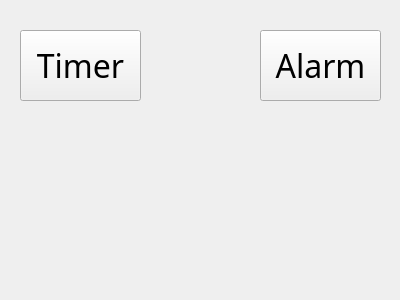
Above: addwindow.ui from LukiancenkoL/sem3lab2 before the change. Below: the same form after it.
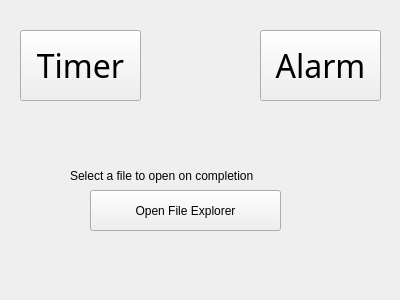
That is the form after the change.

Diff of the .ui file:
```diff
--- a/addwindow.ui
+++ b/addwindow.ui
@@ -51,6 +51,32 @@
     <string>Alarm</string>
    </property>
   </widget>
+  <widget class="QPushButton" name="fileSelect">
+   <property name="geometry">
+    <rect>
+     <x>90</x>
+     <y>190</y>
+     <width>191</width>
+     <height>41</height>
+    </rect>
+   </property>
+   <property name="text">
+    <string>Open File Explorer</string>
+   </property>
+  </widget>
+  <widget class="QLabel" name="label">
+   <property name="geometry">
+    <rect>
+     <x>70</x>
+     <y>160</y>
+     <width>301</width>
+     <height>31</height>
+    </rect>
+   </property>
+   <property name="text">
+    <string>Select a file to open on completion</string>
+   </property>
+  </widget>
  </widget>
  <resources/>
  <connections/>
```
Left out of the diff: 4 changed lines with no effect on the pictures.
